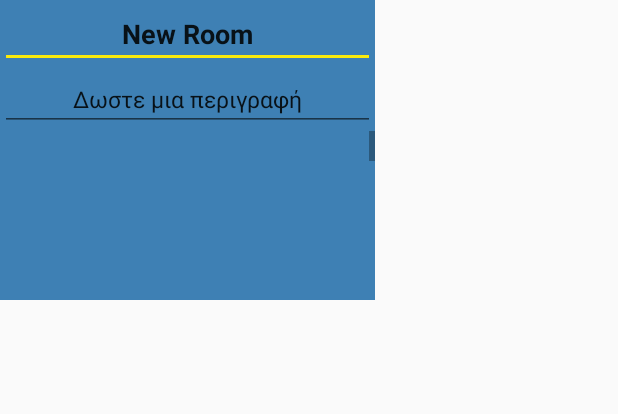
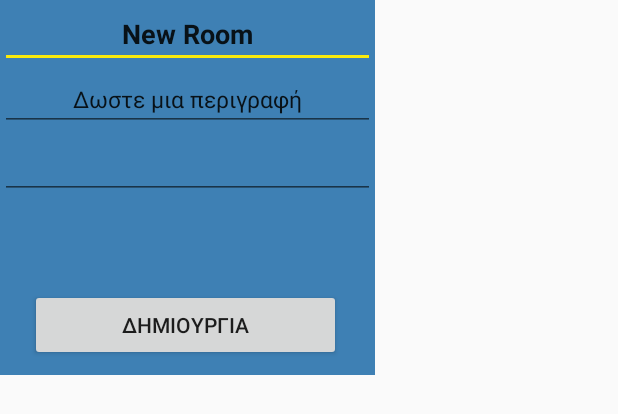
Before and after one commit to sidchristos/FindYourGuy, an Android app: the layout dialog_new_room.xml on its own in the app's theme, with its tools: preview values and no code run, on a phone screen of 412 x 824 dp. Shown: the top 414 px of the screen. Run offline under Robolectric (Android 15) with nearby library versions, the phone set to English and light mode, and no system bars.

Commit message:
new_room_dialog

```diff
--- a/app/src/main/java/com/example/threedots/findyourguy/Common/ProfileActivity.java
+++ b/app/src/main/java/com/example/threedots/findyourguy/Common/ProfileActivity.java
@@ -45,6 +45,7 @@ public class ProfileActivity extends AppCompatActivity {
             etAddressP.setText(Address);
             etOccupation.setText(Occupation);
             etDesc.setText(Desc);
+
             Rb.setRating((float) (AvgRating/CRating));
         }else{
             finish();
--- a/app/src/main/res/layout/dialog_new_room.xml
+++ b/app/src/main/res/layout/dialog_new_room.xml
@@ -1,7 +1,7 @@
 <?xml version="1.0" encoding="utf-8"?>
 <LinearLayout xmlns:android="http://schemas.android.com/apk/res/android"
     android:layout_width="250dp"
-    android:layout_height="200dp"
+    android:layout_height="250dp"
     android:background="#3E80B4"
     android:orientation="vertical">
 
@@ -14,8 +14,8 @@
         android:inputType="textPersonName"
         android:selectAllOnFocus="false"
         android:singleLine="true"
-        android:textStyle="bold"
-        android:text="New Room" />
+        android:text="New Room"
+        android:textStyle="bold" />
 
     <EditText
         android:id="@+id/editText3"
@@ -27,15 +27,21 @@
         android:text="Δωστε μια περιγραφή"
         android:textSize="15dp" />
 
-    <ScrollView android:layout_height="30dp"
-        android:layout_width="match_parent">
     <EditText
         android:id="@+id/editText4"
         android:layout_width="match_parent"
-        android:layout_height="match_parent"
+        android:layout_height="wrap_content"
         android:ems="10"
-        android:inputType="textMultiLine" />
-    </ScrollView>
+        android:inputType="textLongMessage" />
+
+    <Button
+        android:id="@+id/btn_publish"
+        android:layout_width="207dp"
+        android:layout_height="wrap_content"
+        android:layout_marginLeft="20dp"
+        android:layout_marginRight="20dp"
+        android:layout_marginTop="60dp"
+        android:text="Δημιουργια" />
 
 
 </LinearLayout>
```
